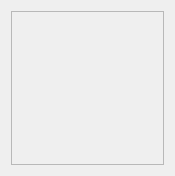
Before: the Qt Designer form src/Widget/SingleInstrument.ui in chuckfairy/liborza-qt, drawn with Qt 5.
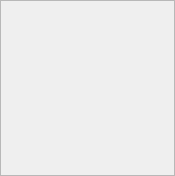
After: the same form once the commit is applied.

Commit message: layouting margin fixing

What changed in the file:
```diff
--- a/src/Widget/SingleInstrument.ui
+++ b/src/Widget/SingleInstrument.ui
@@ -20,6 +20,18 @@
    <string>Dialog</string>
   </property>
   <layout class="QVBoxLayout" name="verticalLayout">
+   <property name="leftMargin">
+    <number>0</number>
+   </property>
+   <property name="topMargin">
+    <number>0</number>
+   </property>
+   <property name="rightMargin">
+    <number>0</number>
+   </property>
+   <property name="bottomMargin">
+    <number>0</number>
+   </property>
    <item>
     <layout class="QVBoxLayout" name="item_area"/>
    </item>
@@ -39,8 +51,8 @@
        <rect>
         <x>0</x>
         <y>0</y>
-        <width>155</width>
-        <height>148</height>
+        <width>173</width>
+        <height>166</height>
        </rect>
       </property>
      </widget>
```
The commit also changes 5 other files.
